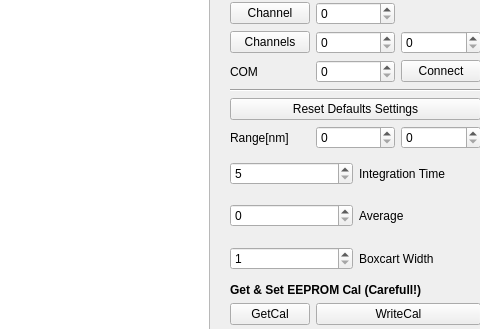
Before: the Qt Designer form ooadcGui/ooadcgui.ui in sixtemesseven/OceanViewS2000, drawn with Qt 5; both pictures show x 901 to 1381 and y 289 to 618 of the 1381 by 822 pixel window.
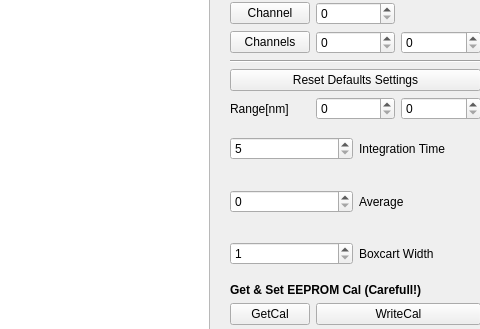
After: the same form once the commit is applied. Custom widgets are drawn as their Qt base class.

Patch:
```diff
--- a/ooadcGui/ooadcgui.ui
+++ b/ooadcGui/ooadcgui.ui
@@ -163,27 +163,6 @@
          </item>
         </layout>
        </item>
-       <item>
-        <layout class="QHBoxLayout" name="horizontalLayout_3">
-         <item>
-          <widget class="QLabel" name="label_5">
-           <property name="text">
-            <string>COM</string>
-           </property>
-          </widget>
-         </item>
-         <item>
-          <widget class="QSpinBox" name="comPort"/>
-         </item>
-         <item>
-          <widget class="QPushButton" name="ConnectPort">
-           <property name="text">
-            <string>Connect</string>
-           </property>
-          </widget>
-         </item>
-        </layout>
-       </item>
       </layout>
      </item>
      <item>
```
